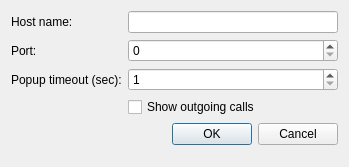
This is settings.ui in ElTh0r0/fritzcallindicator as Qt 5 draws it before an edit. The edited form follows.
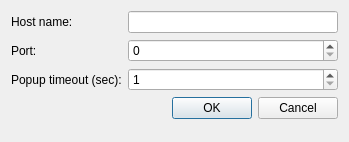
This is the edited form. Icons and pictures are not drawn.

```diff
--- a/settings.ui
+++ b/settings.ui
@@ -7,7 +7,7 @@
     <x>0</x>
     <y>0</y>
     <width>349</width>
-    <height>167</height>
+    <height>142</height>
    </rect>
   </property>
   <property name="windowTitle">
@@ -73,20 +73,13 @@
      </property>
     </widget>
    </item>
-   <item row="4" column="0" colspan="2">
+   <item row="3" column="0" colspan="2">
     <widget class="QDialogButtonBox" name="buttonBox">
      <property name="orientation">
       <enum>Qt::Horizontal</enum>
      </property>
      <property name="standardButtons">
-      <set>QDialogButtonBox::Cancel|QDialogButtonBox::Ok</set>
-     </property>
-    </widget>
-   </item>
-   <item row="3" column="1">
-    <widget class="QCheckBox" name="checkBoxShowOutgoing">
-     <property name="text">
-      <string>Show outgoing calls</string>
+      <set>QDialogButtonBox::StandardButton::Cancel|QDialogButtonBox::StandardButton::Ok</set>
      </property>
     </widget>
    </item>
```
Left out of the diff: 2 changed lines with no effect on the pictures.
